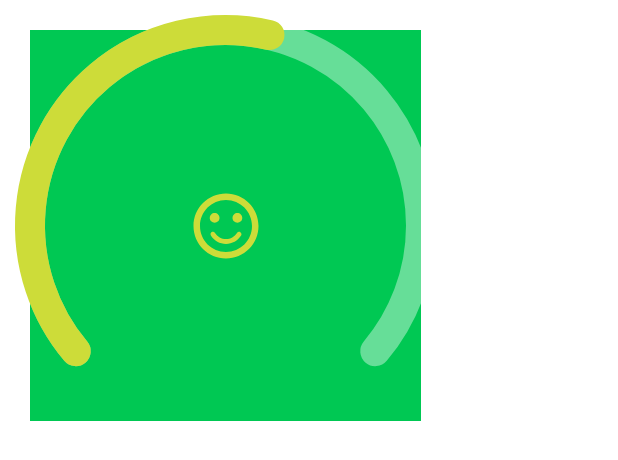
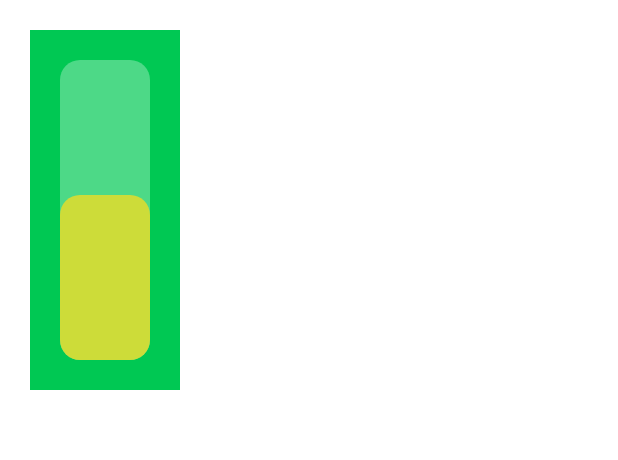
Before and after one commit to LuisFelipePaim/imc-aplicativo, an Android app built with Jetpack Compose: the @Preview function IMCGraphicPreview, on a phone screen of 412 x 824 dp. Shown: the top 460 px of the screen. Run offline under Robolectric (Android 15) with nearby library versions, the phone set to English and light mode, and no system bars.

Commit message:
Ajustes finais

```diff
--- a/app/src/main/java/com/example/calculadoraimc/feature/home/components/IMCGraphic.kt
+++ b/app/src/main/java/com/example/calculadoraimc/feature/home/components/IMCGraphic.kt
@@ -6,16 +6,15 @@ import androidx.compose.animation.core.tween
 import androidx.compose.foundation.Canvas
 import androidx.compose.foundation.background
 import androidx.compose.foundation.layout.*
-import androidx.compose.material3.Icon
 import androidx.compose.runtime.Composable
 import androidx.compose.runtime.LaunchedEffect
 import androidx.compose.runtime.remember
 import androidx.compose.ui.Alignment
 import androidx.compose.ui.Modifier
+import androidx.compose.ui.geometry.CornerRadius
+import androidx.compose.ui.geometry.Offset
 import androidx.compose.ui.geometry.Size
 import androidx.compose.ui.graphics.Color
-import androidx.compose.ui.graphics.StrokeCap
-import androidx.compose.ui.graphics.drawscope.Stroke
 import androidx.compose.ui.tooling.preview.Preview
 import androidx.compose.ui.unit.dp
 import com.example.calculadoraimc.feature.home.model.IMCGraphicStatus
@@ -44,49 +43,46 @@ fun IMCGraphic(imcValue: Double) {
         )
     }
 
-    BoxWithConstraints(contentAlignment = Alignment.Center) {
-        val size = maxWidth.coerceAtMost(maxHeight) * 0.7f
-
+    Box(
+        contentAlignment = Alignment.Center,
+        modifier = Modifier
+            .height(200.dp)
+            .width(60.dp)
+    ) {
         IMCGraphicDrawer(
             imcPercent = animationProgress.value,
-            modifier = Modifier.size(size),
+            modifier = Modifier.fillMaxSize(),
             status = statusIMCGraphic
         )
-
-        Column {
-            // CORREÇÃO: Usando imageVector em vez de painter
-            Icon(
-                modifier = Modifier.size(52.dp),
-                imageVector = statusIMCGraphic.icon,
-                contentDescription = "Icone do gráfico",
-                tint = statusIMCGraphic.color
-            )
-        }
     }
 }
 
 @Composable
 fun IMCGraphicDrawer(imcPercent: Float, modifier: Modifier = Modifier, status: IMCGraphicStatus) {
     Canvas(modifier = modifier) {
-        val canvasSize = size.minDimension
-        val strokeWidth = 30f
+        val barWidth = size.width
+        val barHeight = size.height
+        val cornerRadius = CornerRadius(20f, 20f) // Arredondamento das bordas
 
-        drawArc(
-            color = Color.White.copy(alpha = 0.4f),
-            startAngle = 140f,
-            sweepAngle = 260f,
-            useCenter = false,
-            size = Size(canvasSize, canvasSize),
-            style = Stroke(width = strokeWidth, cap = StrokeCap.Round)
+        // 1. Desenha o Fundo (Trilho vazio)
+        drawRoundRect(
+            color = Color.White.copy(alpha = 0.3f),
+            size = size,
+            cornerRadius = cornerRadius
         )
 
-        drawArc(
+        // 2. Calcula a altura do preenchimento baseado na porcentagem
+        val fillHeight = barHeight * imcPercent
+
+        // O Canvas desenha de cima para baixo (0,0 é topo-esquerda).
+        // Para a barra "subir", o topo do retângulo deve ser: AlturaTotal - AlturaPreenchimento
+        val topOffset = barHeight - fillHeight
+
+        drawRoundRect(
             color = status.color,
-            startAngle = 140f,
-            sweepAngle = 260f * imcPercent,
-            useCenter = false,
-            size = Size(canvasSize, canvasSize),
-            style = Stroke(width = strokeWidth, cap = StrokeCap.Round)
+            topLeft = Offset(0f, topOffset),
+            size = Size(barWidth, fillHeight),
+            cornerRadius = cornerRadius
         )
     }
 }
@@ -95,7 +91,12 @@ fun IMCGraphicDrawer(imcPercent: Float, modifier: Modifier = Modifier, status: I
 @Composable
 private fun IMCGraphicPreview() {
     CalculadoraIMCTheme {
-        Column(modifier = Modifier.padding(20.dp).background(HealthPrimary)) {
+        Column(
+            modifier = Modifier
+                .padding(20.dp)
+                .background(HealthPrimary)
+                .padding(20.dp)
+        ) {
             IMCGraphic(imcValue = 22.0)
         }
     }
```
Also changed, not shown: app/src/main/java/com/example/calculadoraimc/datasource/CsvExporter.kt (+8 -0 lines), app/src/main/java/com/example/calculadoraimc/feature/home/components/IMCCalculatorContainer.kt (+30 -25 lines), app/src/main/java/com/example/calculadoraimc/ui/theme/Theme.kt (+8 -1 lines), 101 other files.
